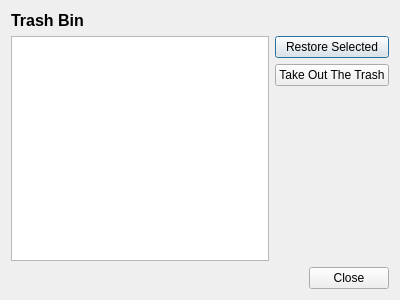
This is vika3/ui/trashbinpioneers.ui in hlynurstef/Verklegt-namskeid-1-vika-3 as Qt 5 draws it before an edit. The edited form follows.
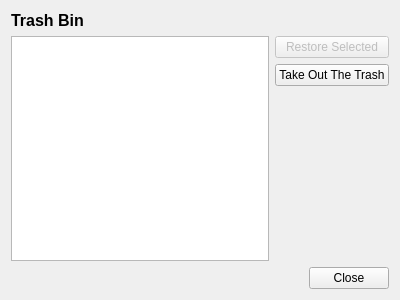
This is the edited form.

```diff
--- a/vika3/ui/trashbinpioneers.ui
+++ b/vika3/ui/trashbinpioneers.ui
@@ -32,6 +32,9 @@
         <layout class="QVBoxLayout" name="verticalLayout">
          <item>
           <widget class="QPushButton" name="button_restore_selected">
+           <property name="enabled">
+            <bool>false</bool>
+           </property>
            <property name="text">
             <string>Restore Selected</string>
            </property>
```
